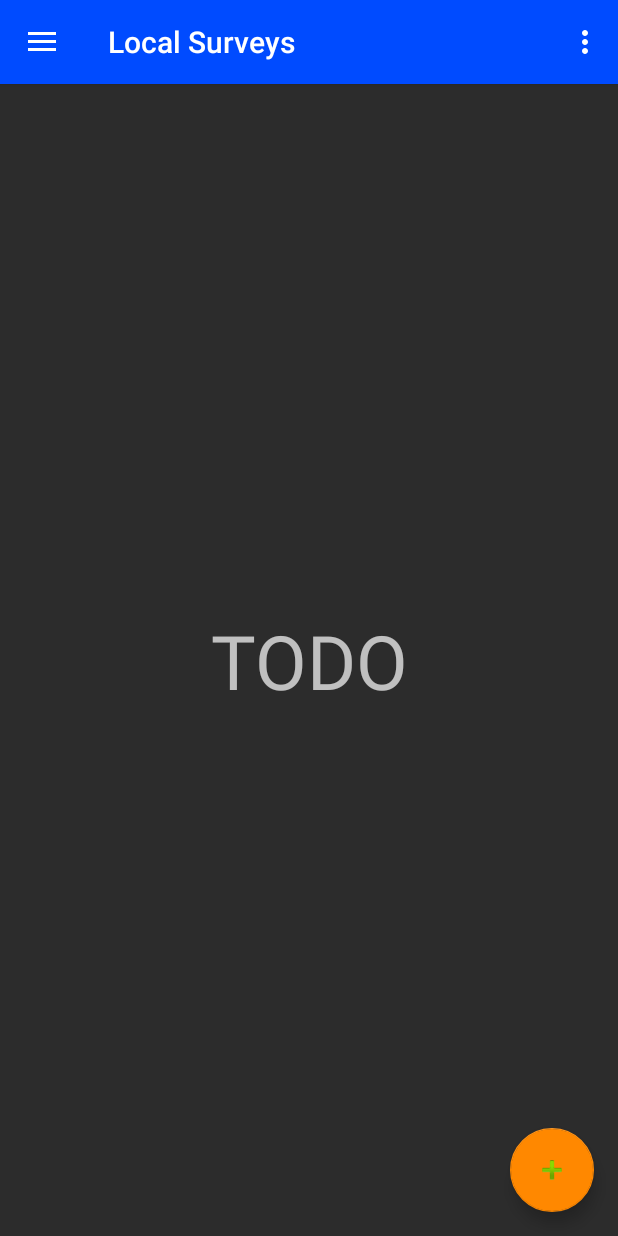
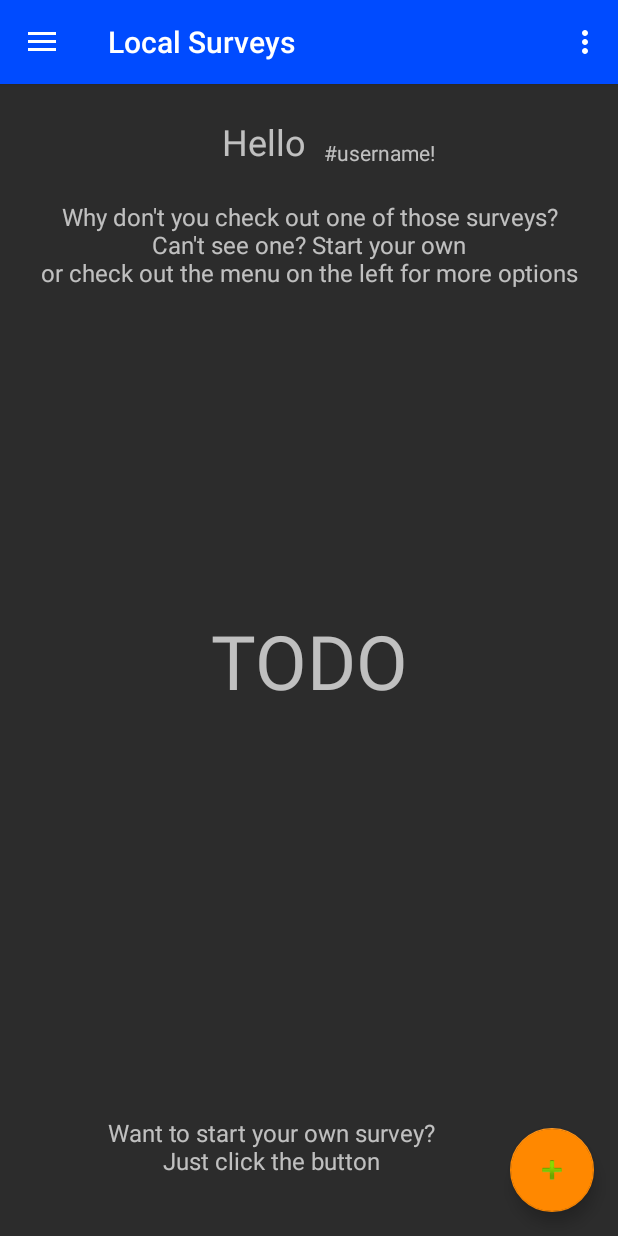
Before and after one commit to k0pper/local-survey, an Android app: the screen it shows after launch once a user with an empty profile is signed in (HomeActivity), on a phone screen of 412 x 824 dp. Run offline under Robolectric (Android 15) with nearby library versions, the phone set to English and light mode, and no system bars; our stand-ins replace Firebase (no records; nobody signed in at launch, a user with empty details on screens opened directly).

Commit message:
Layout Startbildschirm geändert

```diff
--- a/app/src/main/AndroidManifest.xml
+++ b/app/src/main/AndroidManifest.xml
@@ -1,7 +1,7 @@
 <?xml version="1.0" encoding="utf-8"?>
 <manifest xmlns:android="http://schemas.android.com/apk/res/android"
-    package="com.example.localsurveys.localsurveys"
-    xmlns:tools="http://schemas.android.com/tools">
+    xmlns:tools="http://schemas.android.com/tools"
+    package="com.example.localsurveys.localsurveys">
 
     <uses-permission android:name="android.permission.INTERNET" />
 
@@ -23,7 +23,9 @@
                 <category android:name="android.intent.category.LAUNCHER" />
             </intent-filter>
         </activity>
-        <activity android:name=".home.HomeActivity" />
+        <activity
+            android:name=".home.HomeActivity"
+            android:label="Local Surveys"/>
         <activity android:name=".login.LoginActivity" />
         <activity android:name=".login.SignupActivity" />
         <activity android:name=".addSurvey.AddSurveyActivity" />
@@ -33,10 +35,10 @@
             android:label="@string/settings" />
         <activity
             android:name=".info.InfoActivity"
-            android:label="@string/information">
-        </activity>
+            android:label="@string/information"></activity>
 
-        <meta-data android:name="com.google.android.gms.version"
+        <meta-data
+            android:name="com.google.android.gms.version"
             android:value="@integer/google_play_services_version" />
     </application>
 
--- a/app/src/main/java/com/example/localsurveys/localsurveys/home/HomeActivity.java
+++ b/app/src/main/java/com/example/localsurveys/localsurveys/home/HomeActivity.java
@@ -24,7 +24,6 @@ import com.example.localsurveys.localsurveys.login.LoginActivity;
 import com.example.localsurveys.localsurveys.settings.SettingsActivity;
 import com.google.firebase.auth.FirebaseAuth;
 
-// BeispielZweig3
 public class HomeActivity extends AppCompatActivity
         implements NavigationView.OnNavigationItemSelectedListener {
 
--- a/app/src/main/res/layout/content_home_activity.xml
+++ b/app/src/main/res/layout/content_home_activity.xml
@@ -6,12 +6,90 @@
     android:layout_height="match_parent"
     app:layout_behavior="@string/appbar_scrolling_view_behavior"
     tools:context="com.example.localsurveys.localsurveys.home.HomeActivity"
+    tools:layout_editor_absoluteY="81dp"
     tools:showIn="@layout/app_bar_home_activity">
 
 
-    <FrameLayout
+    <android.support.constraint.ConstraintLayout
         android:id="@+id/fragment_container"
-        android:layout_width="match_parent"
-        android:layout_height="match_parent"/>
+        android:layout_width="0dp"
+        android:layout_height="0dp"
+        app:layout_constraintBottom_toBottomOf="parent"
+        app:layout_constraintEnd_toEndOf="parent"
+        app:layout_constraintStart_toStartOf="parent"
+        app:layout_constraintTop_toTopOf="parent">
+
+        <TextView
+            android:id="@+id/textView6"
+            android:layout_width="wrap_content"
+            android:layout_height="33dp"
+            android:layout_marginEnd="12dp"
+            android:layout_marginStart="25dp"
+            android:text="@string/home_hello"
+            android:textSize="24sp"
+            app:layout_constraintBottom_toTopOf="@+id/textView14"
+            app:layout_constraintEnd_toStartOf="@+id/textView7"
+            app:layout_constraintHorizontal_chainStyle="packed"
+            app:layout_constraintStart_toStartOf="parent"
+            app:layout_constraintTop_toTopOf="parent" />
+
+        <TextView
+            android:id="@+id/textView7"
+            android:layout_width="wrap_content"
+            android:layout_height="wrap_content"
+            android:layout_marginBottom="22dp"
+            android:layout_marginTop="36dp"
+            android:text="#username!"
+            app:layout_constraintBottom_toTopOf="@+id/textView14"
+            app:layout_constraintEnd_toEndOf="parent"
+            app:layout_constraintStart_toEndOf="@+id/textView6"
+            app:layout_constraintTop_toTopOf="parent" />
+
+        <TextView
+            android:id="@+id/textView14"
+            android:layout_width="0dp"
+            android:layout_height="0dp"
+            android:layout_marginBottom="338dp"
+            android:layout_marginEnd="8dp"
+            android:layout_marginStart="8dp"
+            android:text="@string/home_text"
+            android:textAlignment="center"
+            android:textSize="16sp"
+            app:layout_constraintBottom_toBottomOf="parent"
+            app:layout_constraintEnd_toEndOf="parent"
+            app:layout_constraintStart_toStartOf="parent"
+            app:layout_constraintTop_toBottomOf="@+id/textView7" />
+
+        <TextView
+            android:id="@+id/textView13"
+            android:layout_width="290dp"
+            android:layout_height="58dp"
+            android:text="@string/home_start_survey"
+            android:textAlignment="center"
+            android:textSize="16sp"
+            app:layout_constraintBottom_toBottomOf="parent"
+            app:layout_constraintEnd_toEndOf="parent"
+            app:layout_constraintHorizontal_bias="0.297"
+            app:layout_constraintStart_toStartOf="parent"
+            app:layout_constraintTop_toBottomOf="@+id/scrollView2" />
+
+        <ScrollView
+            android:id="@+id/scrollView2"
+            android:layout_width="0dp"
+            android:layout_height="214dp"
+            android:layout_marginEnd="8dp"
+            android:layout_marginStart="8dp"
+            app:layout_constraintBottom_toTopOf="@+id/textView13"
+            app:layout_constraintEnd_toEndOf="parent"
+            app:layout_constraintStart_toStartOf="parent"
+            app:layout_constraintTop_toBottomOf="@+id/textView14">
+
+            <LinearLayout
+                android:layout_width="match_parent"
+                android:layout_height="wrap_content"
+                android:orientation="vertical" />
+        </ScrollView>
+
+    </android.support.constraint.ConstraintLayout>
 
 </android.support.constraint.ConstraintLayout>
--- a/app/src/main/res/values/strings.xml
+++ b/app/src/main/res/values/strings.xml
@@ -61,4 +61,9 @@
     <string name="title_survey_list">Surveys</string>
     <string name="title_survey_detail">Survey Detail</string>
 
+    Strings for Home Screen
+    <string name="home_hello">Hello</string>
+    <string name="home_text">Why don\'t you check out one of those surveys?\nCan\'t see one? Start your own\nor check out the menu on the left for more options</string>
+    <string name="home_start_survey">Want to start your own survey?\nJust click the button</string>
+
 </resources>
```
Also changed, not shown: app/build.gradle (line endings or trailing spaces).
